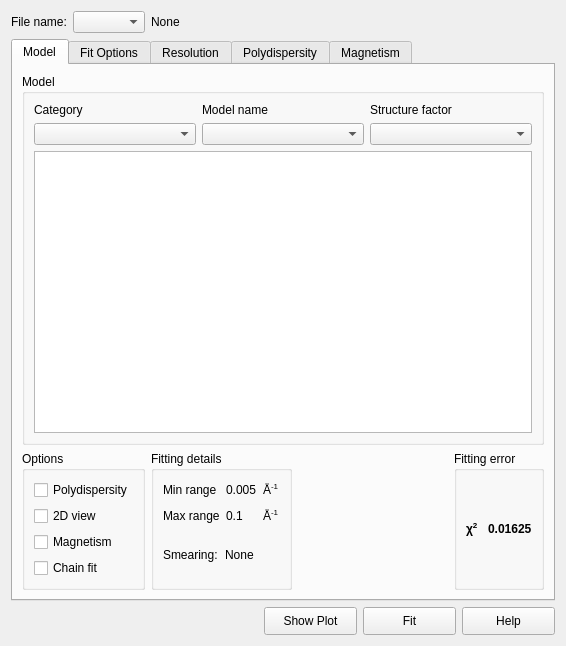
Before: the Qt Designer form src/sas/qtgui/Perspectives/Fitting/UI/FittingWidgetUI.ui in SasView/sasview, drawn with Qt 5.
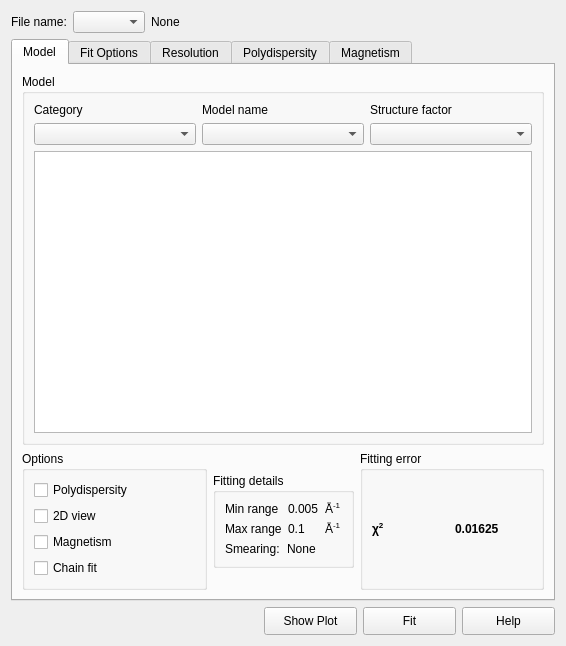
After: the same form once the commit is applied.

Commit message:
Fit panel boxes slightly adjusted for better view
Fit Panel model page boxes at bottom, set min size so you can read the values in Fitting Details,
Text boxes on Fit Options, Fitting range adjusted so they have a suitable min size and done have to be adjusted to read/edit number inside.

```diff
--- a/src/sas/qtgui/Perspectives/Fitting/UI/FittingWidgetUI.ui
+++ b/src/sas/qtgui/Perspectives/Fitting/UI/FittingWidgetUI.ui
@@ -76,12 +76,18 @@
      <property name="currentIndex">
       <number>0</number>
      </property>
+     <property name="iconSize">
+      <size>
+       <width>16</width>
+       <height>16</height>
+      </size>
+     </property>
      <widget class="QWidget" name="tab_3">
       <attribute name="title">
        <string>Model</string>
       </attribute>
       <layout class="QGridLayout" name="gridLayout_4">
-       <item row="0" column="0" colspan="4">
+       <item row="0" column="0" colspan="3">
         <widget class="QGroupBox" name="groupBox_6">
          <property name="sizePolicy">
           <sizepolicy hsizetype="Expanding" vsizetype="Expanding">
@@ -157,6 +163,18 @@
        </item>
        <item row="1" column="0">
         <widget class="QGroupBox" name="groupBox_7">
+         <property name="minimumSize">
+          <size>
+           <width>80</width>
+           <height>0</height>
+          </size>
+         </property>
+         <property name="maximumSize">
+          <size>
+           <width>16777215</width>
+           <height>16777215</height>
+          </size>
+         </property>
          <property name="title">
           <string>Options </string>
          </property>
@@ -230,14 +248,41 @@
        </item>
        <item row="1" column="1">
         <widget class="QGroupBox" name="groupBox_8">
+         <property name="minimumSize">
+          <size>
+           <width>100</width>
+           <height>0</height>
+          </size>
+         </property>
+         <property name="maximumSize">
+          <size>
+           <width>16777215</width>
+           <height>16777215</height>
+          </size>
+         </property>
          <property name="title">
           <string>Fitting details </string>
          </property>
          <layout class="QGridLayout" name="gridLayout_17">
+          <property name="sizeConstraint">
+           <enum>QLayout::SetFixedSize</enum>
+          </property>
           <item row="0" column="0" colspan="2">
            <layout class="QGridLayout" name="gridLayout_8">
             <item row="0" column="0">
              <widget class="QLabel" name="label_16">
+              <property name="minimumSize">
+               <size>
+                <width>25</width>
+                <height>0</height>
+               </size>
+              </property>
+              <property name="maximumSize">
+               <size>
+                <width>16777215</width>
+                <height>16777215</height>
+               </size>
+              </property>
               <property name="text">
                <string>Min range</string>
               </property>
@@ -245,6 +290,12 @@
             </item>
             <item row="0" column="1">
              <widget class="QLabel" name="lblMinRangeDef">
+              <property name="minimumSize">
+               <size>
+                <width>0</width>
+                <height>0</height>
+               </size>
+              </property>
               <property name="text">
                <string>0.005</string>
               </property>
@@ -252,6 +303,12 @@
             </item>
             <item row="0" column="2">
              <widget class="QLabel" name="label_17">
+              <property name="minimumSize">
+               <size>
+                <width>0</width>
+                <height>0</height>
+               </size>
+              </property>
               <property name="text">
                <string>&lt;html&gt;&lt;head/&gt;&lt;body&gt;&lt;p&gt;Å&lt;span style=&quot; vertical-align:super;&quot;&gt;-1&lt;/span&gt;&lt;/p&gt;&lt;/body&gt;&lt;/html&gt;</string>
               </property>
@@ -259,6 +316,18 @@
             </item>
             <item row="1" column="0">
              <widget class="QLabel" name="label_18">
+              <property name="minimumSize">
+               <size>
+                <width>25</width>
+                <height>0</height>
+               </size>
+              </property>
+              <property name="maximumSize">
+               <size>
+                <width>16777215</width>
+                <height>16777215</height>
+               </size>
+              </property>
               <property name="text">
                <string>Max range</string>
               </property>
@@ -266,6 +335,12 @@
             </item>
             <item row="1" column="1">
              <widget class="QLabel" name="lblMaxRangeDef">
+              <property name="minimumSize">
+               <size>
+                <width>0</width>
+                <height>0</height>
+               </size>
+              </property>
               <property name="text">
                <string>0.1</string>
               </property>
@@ -273,6 +348,12 @@
             </item>
             <item row="1" column="2">
              <widget class="QLabel" name="label_19">
+              <property name="minimumSize">
+               <size>
+                <width>0</width>
+                <height>0</height>
+               </size>
+              </property>
               <property name="text">
                <string>&lt;html&gt;&lt;head/&gt;&lt;body&gt;&lt;p&gt;Å&lt;span style=&quot; vertical-align:super;&quot;&gt;-1&lt;/span&gt;&lt;/p&gt;&lt;/body&gt;&lt;/html&gt;</string>
               </property>
@@ -298,20 +379,19 @@
         </widget>
        </item>
        <item row="1" column="2">
-        <spacer name="horizontalSpacer_3">
-         <property name="orientation">
-          <enum>Qt::Horizontal</enum>
-         </property>
-         <property name="sizeHint" stdset="0">
-          <size>
-           <width>207</width>
-           <height>20</height>
-          </size>
-         </property>
-        </spacer>
-       </item>
-       <item row="1" column="3">
         <widget class="QGroupBox" name="groupBox_9">
+         <property name="minimumSize">
+          <size>
+           <width>80</width>
+           <height>0</height>
+          </size>
+         </property>
+         <property name="maximumSize">
+          <size>
+           <width>16777215</width>
+           <height>16777215</height>
+          </size>
+         </property>
          <property name="toolTip">
           <string>&lt;html&gt;&lt;head/&gt;&lt;body&gt;&lt;p&gt;χ&lt;span style=&quot; vertical-align:super;&quot;&gt;2&lt;/span&gt;/DOF (DOF=N&lt;span style=&quot; vertical-align:sub;&quot;&gt;pts&lt;/span&gt;-N&lt;span style=&quot; vertical-align:sub;&quot;&gt;par&lt;/span&gt; fitted)&lt;/p&gt;&lt;/body&gt;&lt;/html&gt;</string>
          </property>
@@ -330,6 +410,12 @@
             </item>
             <item>
              <widget class="QLabel" name="lblChi2Value">
+              <property name="minimumSize">
+               <size>
+                <width>50</width>
+                <height>0</height>
+               </size>
+              </property>
               <property name="text">
                <string>&lt;html&gt;&lt;head/&gt;&lt;body&gt;&lt;p&gt;&lt;span style=&quot; font-weight:600;&quot;&gt;0.01625&lt;/span&gt;&lt;/p&gt;&lt;/body&gt;&lt;/html&gt;</string>
               </property>
```
The commit also changes 1 other file.
